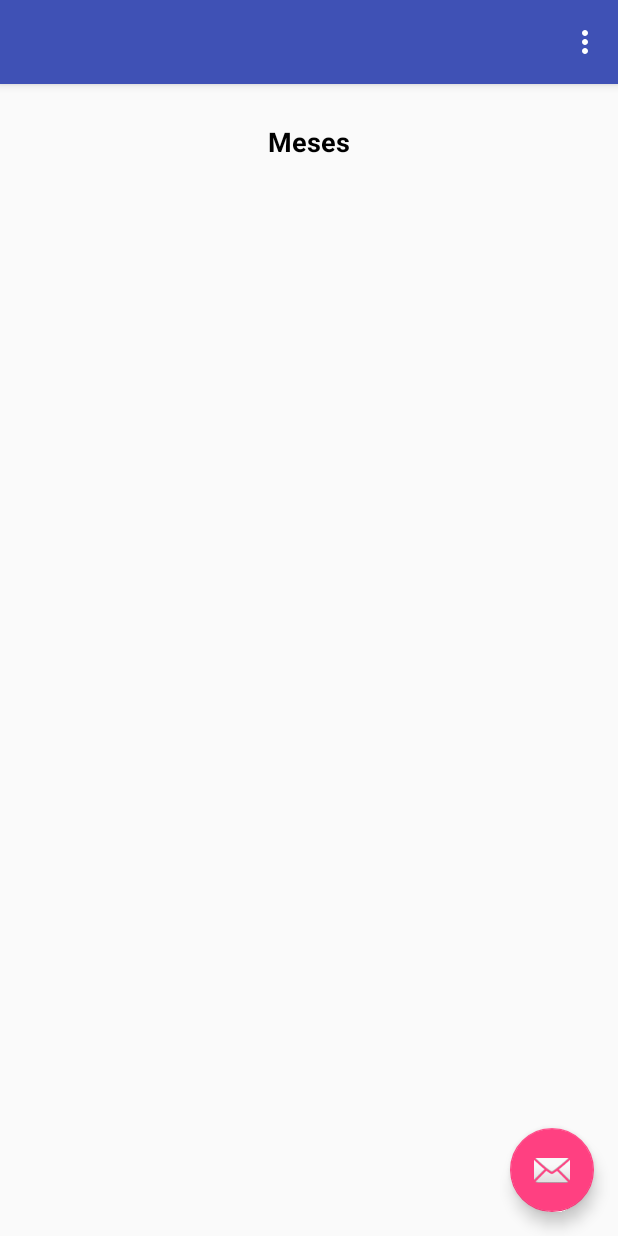
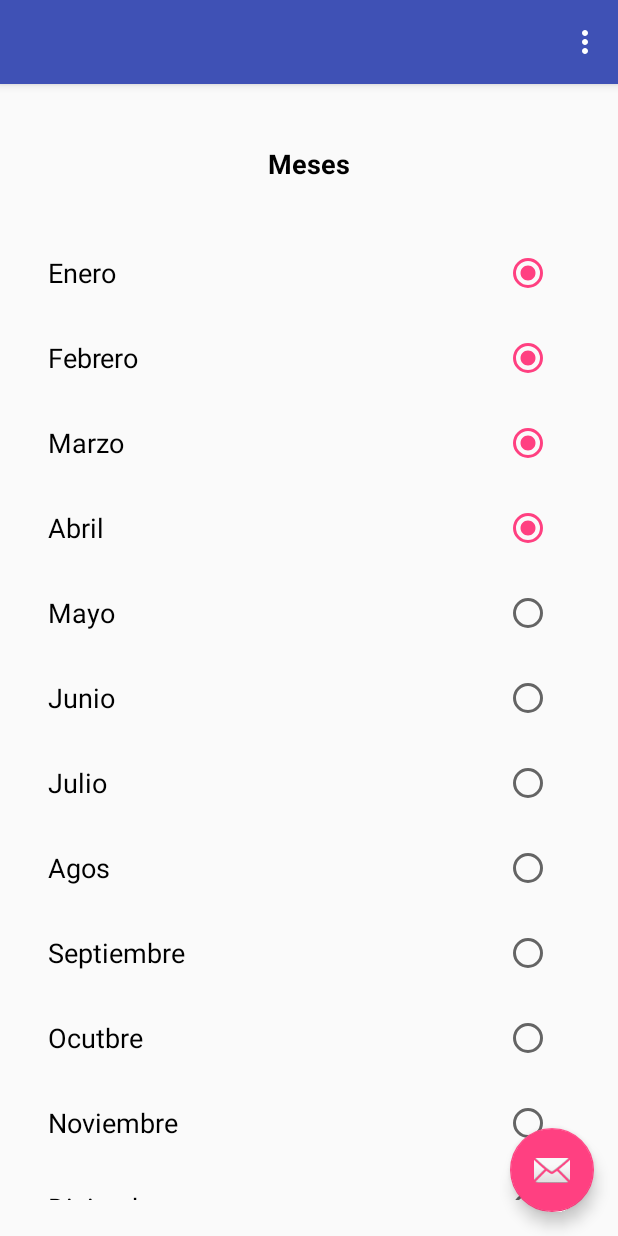
Before and after one commit to crjcarlos1/RV2, an Android app: the screen it shows after launch (MainActivity), in the options menu, after a tap on "Settings", on a phone screen of 412 x 824 dp. Run offline under Robolectric (Android 15) with nearby library versions, the phone set to English and light mode, and no system bars.

Commit message:
Added recyclerView screen.

```diff
--- a/app/src/main/AndroidManifest.xml
+++ b/app/src/main/AndroidManifest.xml
@@ -12,6 +12,7 @@
         <activity
             android:name=".views.MainActivity"
             android:label="@string/app_name"
+            android:screenOrientation="portrait"
             android:theme="@style/AppTheme.NoActionBar">
             <intent-filter>
                 <action android:name="android.intent.action.MAIN" />
--- /dev/null
+++ b/app/src/main/java/droid/demos/com/recyclerviewwithradiobuttons/adapters/AdapterMonth.java
@@ -0,0 +1,76 @@
+package droid.demos.com.recyclerviewwithradiobuttons.adapters;
+
+import android.support.v7.widget.RecyclerView;
+import android.view.LayoutInflater;
+import android.view.View;
+import android.view.ViewGroup;
+import android.widget.RadioButton;
+import android.widget.TextView;
+
+import java.util.List;
+
+import droid.demos.com.recyclerviewwithradiobuttons.R;
+import droid.demos.com.recyclerviewwithradiobuttons.models.Month;
+
+public class AdapterMonth extends RecyclerView.Adapter<AdapterMonth.DataObjectHolder> {
+
+    private List<Month> monthList;
+    private static SetOnClickListener listener;
+
+    public AdapterMonth(List<Month> monthList) {
+        this.monthList = monthList;
+    }
+
+    public void changedData(int position) {
+        if (monthList.get(position).getSelected()) {
+            monthList.get(position).setSelected(false);
+        } else {
+            monthList.get(position).setSelected(true);
+        }
+        notifyDataSetChanged();
+    }
+
+    public void setOnItemClickListener(SetOnClickListener myClickListener) {
+        this.listener = myClickListener;
+    }
+
+    @Override
+    public DataObjectHolder onCreateViewHolder(ViewGroup parent, int viewType) {
+        View view = LayoutInflater.from(parent.getContext()).inflate(R.layout.list_item, parent, false);
+        return new DataObjectHolder(view);
+    }
+
+    @Override
+    public void onBindViewHolder(DataObjectHolder holder, int position) {
+        holder.txvMonth.setText(monthList.get(position).getTitle());
+        holder.rbtnMonth.setChecked(monthList.get(position).getSelected());
+    }
+
+    @Override
+    public int getItemCount() {
+        return monthList.size();
+    }
+
+    public class DataObjectHolder extends RecyclerView.ViewHolder implements View.OnClickListener {
+
+        private TextView txvMonth;
+        private RadioButton rbtnMonth;
+
+        DataObjectHolder(View itemView) {
+            super(itemView);
+            txvMonth = (TextView) itemView.findViewById(R.id.txvMonth);
+            rbtnMonth = (RadioButton) itemView.findViewById(R.id.rbtnMonth);
+            itemView.setOnClickListener(this);
+        }
+
+        @Override
+        public void onClick(View v) {
+            listener.onItemClick(getAdapterPosition(), v);
+        }
+    }
+
+    public interface SetOnClickListener {
+        void onItemClick(int position, View v);
+    }
+
+}
--- a/app/src/main/java/droid/demos/com/recyclerviewwithradiobuttons/fragments/FragmentMonth.java
+++ b/app/src/main/java/droid/demos/com/recyclerviewwithradiobuttons/fragments/FragmentMonth.java
@@ -1,23 +1,86 @@
 package droid.demos.com.recyclerviewwithradiobuttons.fragments;
 
+import android.content.Context;
 import android.os.Bundle;
 import android.support.annotation.NonNull;
 import android.support.annotation.Nullable;
 import android.support.v4.app.Fragment;
+import android.support.v7.widget.LinearLayoutManager;
+import android.support.v7.widget.RecyclerView;
 import android.view.LayoutInflater;
 import android.view.View;
 import android.view.ViewGroup;
 
+import java.util.ArrayList;
+import java.util.List;
+
 import droid.demos.com.recyclerviewwithradiobuttons.R;
+import droid.demos.com.recyclerviewwithradiobuttons.adapters.AdapterMonth;
+import droid.demos.com.recyclerviewwithradiobuttons.models.Month;
 
-public class FragmentMonth extends Fragment {
+public class FragmentMonth extends Fragment implements AdapterMonth.SetOnClickListener {
 
-    public static final String TAG=FragmentMonth.class.getSimpleName();
+    public static final String TAG = FragmentMonth.class.getSimpleName();
+    private RecyclerView rv;
+    private AdapterMonth adapterMonth;
+
+    private SetOnChangeDataListener setOnChangeDataListener;
 
     @Nullable
     @Override
     public View onCreateView(@NonNull LayoutInflater inflater, @Nullable ViewGroup container, @Nullable Bundle savedInstanceState) {
-        View view=inflater.inflate(R.layout.fragment_rv,container,false);
+        View view = inflater.inflate(R.layout.fragment_rv, container, false);
+        rv = (RecyclerView) view.findViewById(R.id.rv);
+        init();
         return view;
     }
+
+    @Override
+    public void onAttach(Context context) {
+        super.onAttach(context);
+        setOnChangeDataListener = (SetOnChangeDataListener) context;
+    }
+
+    @Override
+    public void onItemClick(int position, View v) {
+        adapterMonth.changedData(position);
+        setOnChangeDataListener.setOnChangeData(position);
+    }
+
+    private void init() {
+        List<Month> monthList = new ArrayList<>();
+
+        monthList.add(new Month("Enero", false));
+        monthList.add(new Month("Febrero", false));
+        monthList.add(new Month("Marzo", false));
+        monthList.add(new Month("Abril", false));
+        monthList.add(new Month("Mayo", false));
+        monthList.add(new Month("Junio", false));
+        monthList.add(new Month("Julio", false));
+        monthList.add(new Month("Agos", false));
+        monthList.add(new Month("Septiembre", false));
+        monthList.add(new Month("Ocutbre", false));
+        monthList.add(new Month("Noviembre", false));
+        monthList.add(new Month("Diciembre", false));
+
+        adapterMonth = new AdapterMonth(monthList);
+        rv.setAdapter(adapterMonth);
+        RecyclerView.LayoutManager layoutManager = new LinearLayoutManager(getActivity());
+        rv.setLayoutManager(layoutManager);
+        adapterMonth.setOnItemClickListener(this);
+
+        List<Boolean> statusList = new ArrayList<>();
+        for (int i = 0; i < monthList.size(); i++) {
+            statusList.add(false);
+        }
+        setOnChangeDataListener.getListStatus(statusList);
+
+    }
+
+    public interface SetOnChangeDataListener {
+        public void setOnChangeData(int position);
+
+        public void getListStatus(List<Boolean> statusList);
+    }
+
 }
--- a/app/src/main/java/droid/demos/com/recyclerviewwithradiobuttons/models/Month.java
+++ b/app/src/main/java/droid/demos/com/recyclerviewwithradiobuttons/models/Month.java
@@ -1,4 +1,29 @@
 package droid.demos.com.recyclerviewwithradiobuttons.models;
 
 public class Month {
+
+    private String name;
+    private boolean selected;
+
+    public Month(String title, boolean selected) {
+        this.name = title;
+        this.selected = selected;
+    }
+
+    public String getTitle() {
+        return name;
+    }
+
+    public void setTitle(String mTitle) {
+        this.name = mTitle;
+    }
+
+    public boolean getSelected() {
+        return selected;
+    }
+
+    public void setSelected(boolean mBoolean) {
+        this.selected = mBoolean;
+    }
+
 }
--- a/app/src/main/java/droid/demos/com/recyclerviewwithradiobuttons/views/MainActivity.java
+++ b/app/src/main/java/droid/demos/com/recyclerviewwithradiobuttons/views/MainActivity.java
@@ -5,14 +5,20 @@ import android.support.design.widget.FloatingActionButton;
 import android.support.design.widget.Snackbar;
 import android.support.v7.app.AppCompatActivity;
 import android.support.v7.widget.Toolbar;
+import android.util.Log;
 import android.view.View;
 import android.view.Menu;
 import android.view.MenuItem;
 
+import java.util.ArrayList;
+import java.util.List;
+
 import droid.demos.com.recyclerviewwithradiobuttons.R;
 import droid.demos.com.recyclerviewwithradiobuttons.fragments.FragmentMonth;
 
-public class MainActivity extends AppCompatActivity {
+public class MainActivity extends AppCompatActivity implements FragmentMonth.SetOnChangeDataListener {
+
+    private List<Boolean> statusList;
 
     @Override
     protected void onCreate(Bundle savedInstanceState) {
@@ -45,19 +51,30 @@ public class MainActivity extends AppCompatActivity {
         int id = item.getItemId();
 
         if (id == R.id.action_settings) {
-            return true;
+            for (int i = 0; i < statusList.size(); i++) {
+                Log.e("STATUS", "::: " + statusList.get(i) + " :::");
+            }
         }
 
         return super.onOptionsItemSelected(item);
     }
 
-    private void showFragment()
-    {
-        FragmentMonth fragmentMonth=new FragmentMonth();
+    private void showFragment() {
+        FragmentMonth fragmentMonth = new FragmentMonth();
         getSupportFragmentManager()
                 .beginTransaction()
-                .add(R.id.conteinerFragments,fragmentMonth,FragmentMonth.TAG)
+                .add(R.id.conteinerFragments, fragmentMonth, FragmentMonth.TAG)
                 .commit();
     }
 
+    @Override
+    public void setOnChangeData(int position) {
+        Boolean newStatus = !statusList.get(position);
+        statusList.set(position, newStatus);
+    }
+
+    @Override
+    public void getListStatus(List<Boolean> statusList) {
+        this.statusList = statusList;
+    }
 }
--- a/app/src/main/res/layout/fragment_rv.xml
+++ b/app/src/main/res/layout/fragment_rv.xml
@@ -3,7 +3,8 @@
     xmlns:app="http://schemas.android.com/apk/res-auto"
     xmlns:tools="http://schemas.android.com/tools"
     android:layout_width="match_parent"
-    android:layout_height="match_parent">
+    android:layout_height="match_parent"
+    android:padding="16dp">
 
     <TextView
         android:id="@+id/txvMonthsTitle"
--- a/app/src/main/res/layout/item.xml
+++ b/app/src/main/res/layout/list_item.xml
@@ -7,7 +7,7 @@
 
     <TextView
         android:id="@+id/txvMonth"
-        android:layout_width="wrap_content"
+        android:layout_width="0dp"
         android:layout_height="wrap_content"
         android:layout_marginBottom="16dp"
         android:layout_marginEnd="8dp"
@@ -15,11 +15,12 @@
         android:layout_marginRight="8dp"
         android:layout_marginStart="8dp"
         android:layout_marginTop="16dp"
-        android:text="Enero"
+        android:layout_toLeftOf="@+id/rbtnMonth"
+        android:text="ejemlo"
         android:textColor="@android:color/black"
-        android:textSize="16dp"
+        android:textSize="18dp"
         app:layout_constraintBottom_toBottomOf="parent"
-        app:layout_constraintEnd_toStartOf="@+id/guideline2"
+        app:layout_constraintEnd_toStartOf="@+id/guideline"
         app:layout_constraintStart_toStartOf="parent"
         app:layout_constraintTop_toTopOf="parent" />
 
@@ -27,19 +28,23 @@
         android:id="@+id/rbtnMonth"
         android:layout_width="wrap_content"
         android:layout_height="wrap_content"
+        android:layout_alignParentRight="true"
         android:layout_marginBottom="8dp"
         android:layout_marginEnd="8dp"
         android:layout_marginLeft="8dp"
         android:layout_marginRight="8dp"
         android:layout_marginStart="8dp"
         android:layout_marginTop="8dp"
+        android:checked="false"
+        android:clickable="false"
+        android:focusable="false"
         app:layout_constraintBottom_toBottomOf="parent"
         app:layout_constraintEnd_toEndOf="parent"
-        app:layout_constraintStart_toStartOf="@+id/guideline2"
+        app:layout_constraintStart_toStartOf="@+id/guideline"
         app:layout_constraintTop_toTopOf="parent" />
 
     <android.support.constraint.Guideline
-        android:id="@+id/guideline2"
+        android:id="@+id/guideline"
         android:layout_width="wrap_content"
         android:layout_height="wrap_content"
         android:orientation="vertical"
```
